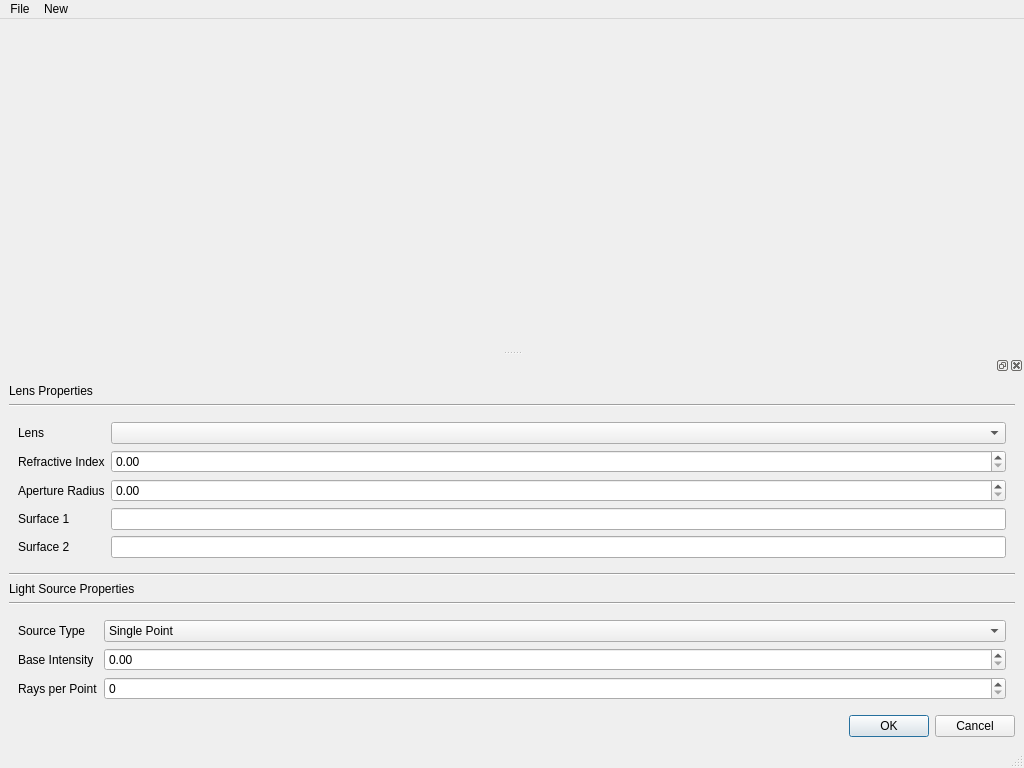
Before: the Qt Designer form ui/main.ui in ProPane865/OpticsSimulator, drawn with Qt 5.
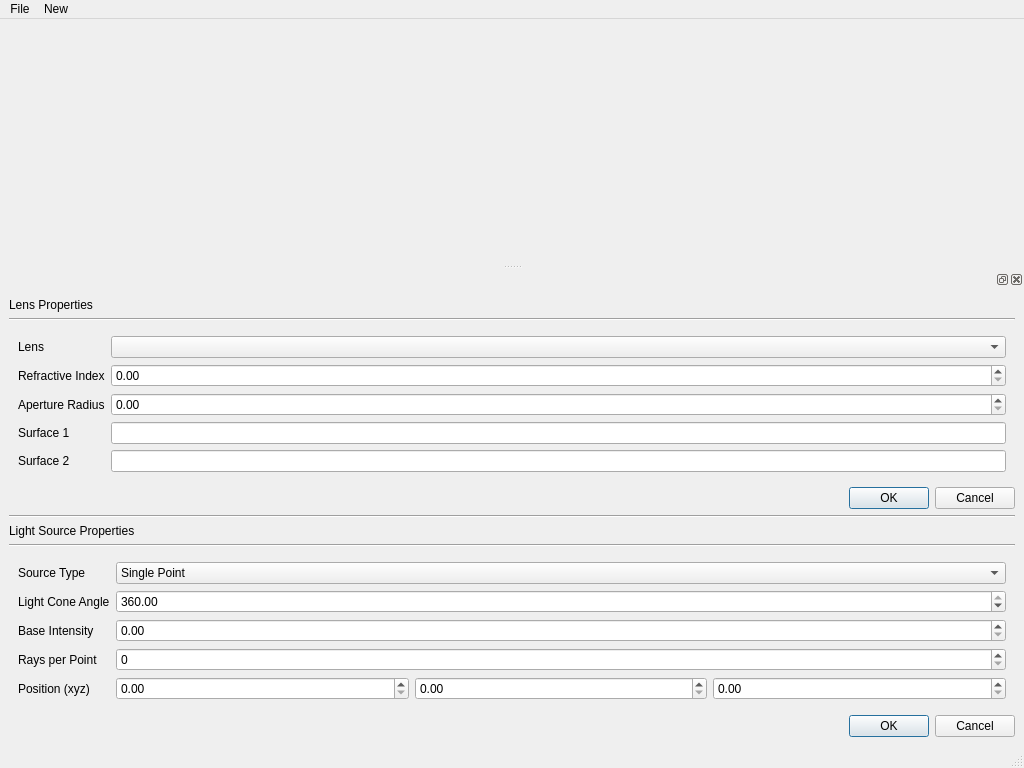
After: the same form once the commit is applied.

Commit message: Implemented adjustable light sources

The edit to the form file:
```diff
--- a/ui/main.ui
+++ b/ui/main.ui
@@ -128,6 +128,13 @@
        </layout>
       </widget>
      </item>
+     <item>
+      <widget class="QDialogButtonBox" name="buttonBox">
+       <property name="standardButtons">
+        <set>QDialogButtonBox::StandardButton::Cancel|QDialogButtonBox::StandardButton::Ok</set>
+       </property>
+      </widget>
+     </item>
      <item>
       <widget class="Line" name="line_2">
        <property name="orientation">
@@ -179,31 +186,82 @@
           </item>
          </widget>
         </item>
-        <item row="1" column="0">
+        <item row="2" column="0">
          <widget class="QLabel" name="label_9">
           <property name="text">
            <string>Base Intensity</string>
           </property>
          </widget>
         </item>
-        <item row="1" column="1">
+        <item row="2" column="1">
          <widget class="QDoubleSpinBox" name="doubleSpinBox_3"/>
         </item>
-        <item row="2" column="0">
+        <item row="3" column="0">
          <widget class="QLabel" name="label_10">
           <property name="text">
            <string>Rays per Point</string>
           </property>
          </widget>
         </item>
-        <item row="2" column="1">
+        <item row="3" column="1">
          <widget class="QSpinBox" name="spinBox"/>
         </item>
+        <item row="4" column="0">
+         <widget class="QLabel" name="label_11">
+          <property name="text">
+           <string>Position (xyz)</string>
+          </property>
+         </widget>
+        </item>
+        <item row="4" column="1">
+         <widget class="QWidget" name="widget_3" native="true">
+          <layout class="QHBoxLayout" name="horizontalLayout">
+           <property name="leftMargin">
+            <number>0</number>
+           </property>
+           <property name="topMargin">
+            <number>0</number>
+           </property>
+           <property name="rightMargin">
+            <number>0</number>
+           </property>
+           <property name="bottomMargin">
+            <number>0</number>
+           </property>
+           <item>
+            <widget class="QDoubleSpinBox" name="sourceX"/>
+           </item>
+           <item>
+            <widget class="QDoubleSpinBox" name="sourceY"/>
+           </item>
+           <item>
+            <widget class="QDoubleSpinBox" name="sourceZ"/>
+           </item>
+          </layout>
+         </widget>
+        </item>
+        <item row="1" column="0">
+         <widget class="QLabel" name="label_12">
+          <property name="text">
+           <string>Light Cone Angle</string>
+          </property>
+         </widget>
+        </item>
+        <item row="1" column="1">
+         <widget class="QDoubleSpinBox" name="doubleSpinBox_4">
+          <property name="maximum">
+           <double>360.000000000000000</double>
+          </property>
+          <property name="value">
+           <double>360.000000000000000</double>
+          </property>
+         </widget>
+        </item>
        </layout>
       </widget>
      </item>
      <item>
-      <widget class="QDialogButtonBox" name="buttonBox">
+      <widget class="QDialogButtonBox" name="sourceButtonBox">
        <property name="standardButtons">
         <set>QDialogButtonBox::StandardButton::Cancel|QDialogButtonBox::StandardButton::Ok</set>
        </property>
```
Left out of the diff: 2 changed lines with no effect on the pictures. The commit also changes 5 other files.
